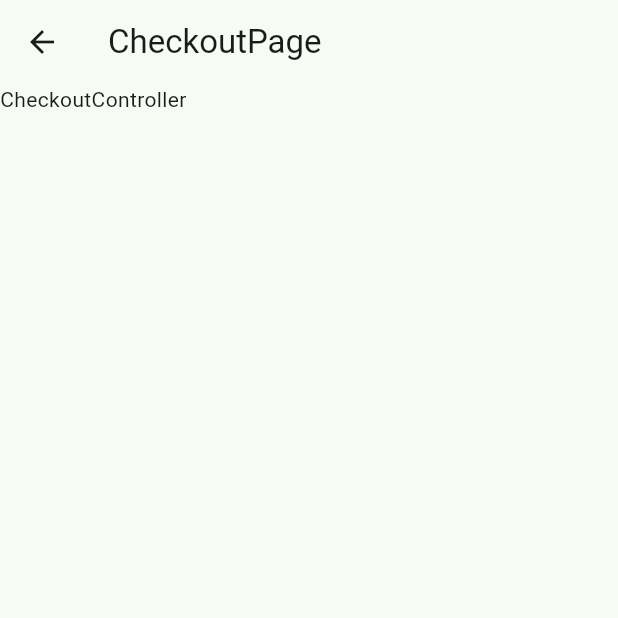
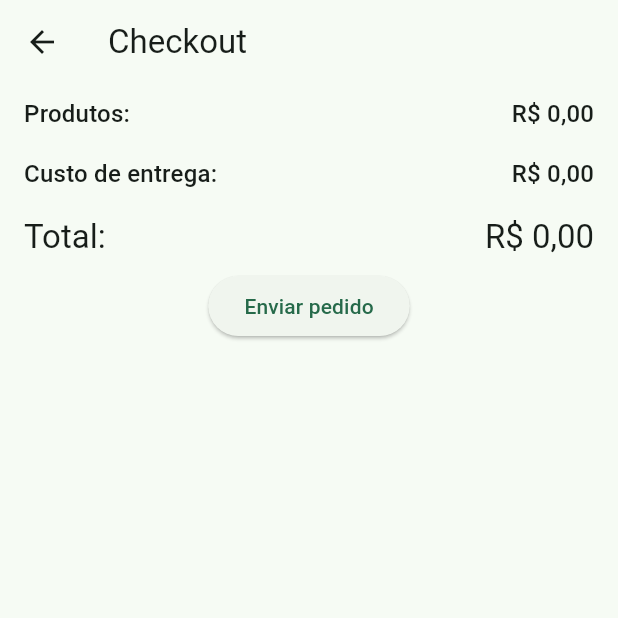
Before and after one commit to WebEvolui/app-hortifruti-pratico-flutter-getx, a Flutter app: the CheckoutPage screen opened by its route, on a phone screen of 412 x 824 dp, the top half of it. Run offline on Flutter 3.47's test engine with Material 2 defaults, Android fonts, the light colour scheme and no system bars; our stand-ins replace get, transparent_image; network calls fail.

Commit message:
Total dos produtos, entrega e total do pedido

```diff
--- a/lib/app/data/services/cart/service.dart
+++ b/lib/app/data/services/cart/service.dart
@@ -8,6 +8,11 @@ class CartService extends GetxService {
   List<CartProductModel> products = RxList<CartProductModel>.empty();
   final store = Rxn<StoreModel>();
   final observation = ''.obs;
+
+  num get total => products.fold(
+    0,
+    (total, cartProduct) => total + cartProduct.total
+  );
 
   void addProductToCart(CartProductModel cartProduct) {
     products.add(cartProduct);
--- a/lib/app/modules/checkout/controller.dart
+++ b/lib/app/modules/checkout/controller.dart
@@ -1,9 +1,15 @@
+import 'package:app_hortifruti_pratico/app/data/services/cart/service.dart';
 import 'package:app_hortifruti_pratico/app/modules/checkout/repository.dart';
 import 'package:get/get.dart';
 
 class CheckoutController extends GetxController {
 
   final CheckoutRepository _repository;
+  final _cartService = Get.find<CartService>();
 
   CheckoutController(this._repository);
+
+  num get totalCart => _cartService.total;
+  num get deliveryCost => 0;
+  num get totalOrder => totalCart + deliveryCost;
 }
--- a/lib/app/modules/checkout/page.dart
+++ b/lib/app/modules/checkout/page.dart
@@ -1,15 +1,74 @@
 import 'package:app_hortifruti_pratico/app/modules/checkout/controller.dart';
 import 'package:flutter/material.dart';
 import 'package:get/get.dart';
+import 'package:intl/intl.dart';
 
 class CheckoutPage extends GetView<CheckoutController> {
 
   @override
   Widget build(BuildContext context) {
     return Scaffold(
-      appBar: AppBar(title: Text('CheckoutPage')),
-      body: SafeArea(
-        child: Text('CheckoutController')
+      appBar: AppBar(title: Text('Checkout')),
+      body: SingleChildScrollView(
+        child: Column(
+          children: [
+            Padding(
+              padding: const EdgeInsets.symmetric(vertical: 8.0, horizontal: 16.0),
+              child: Row(
+                children: [
+                  Expanded(
+                    child: Text(
+                      'Produtos: ',
+                      style: Get.textTheme.titleMedium,
+                    ),
+                  ),
+                  Text(
+                    NumberFormat.simpleCurrency().format(controller.totalCart),
+                    style: Get.textTheme.titleMedium,
+                  ),
+                ],
+              )
+            ),
+            Padding(
+              padding: const EdgeInsets.symmetric(vertical: 8.0, horizontal: 16.0),
+              child: Row(
+                children: [
+                  Expanded(
+                    child: Text(
+                      'Custo de entrega: ',
+                      style: Get.textTheme.titleMedium,
+                    ),
+                  ),
+                  Text(
+                    NumberFormat.simpleCurrency().format(controller.deliveryCost),
+                    style: Get.textTheme.titleMedium,
+                  ),
+                ],
+              )
+            ),
+            Padding(
+              padding: const EdgeInsets.symmetric(vertical: 8.0, horizontal: 16.0),
+              child: Row(
+                children: [
+                  Expanded(
+                    child: Text(
+                      'Total: ',
+                      style: Get.textTheme.titleLarge,
+                    ),
+                  ),
+                  Text(
+                    NumberFormat.simpleCurrency().format(controller.totalOrder),
+                    style: Get.textTheme.titleLarge,
+                  ),
+                ],
+              )
+            ),
+            ElevatedButton(
+              onPressed: () {},
+              child: const Text('Enviar pedido')
+            ),
+          ],
+        ),
       )
     );
   }
```
